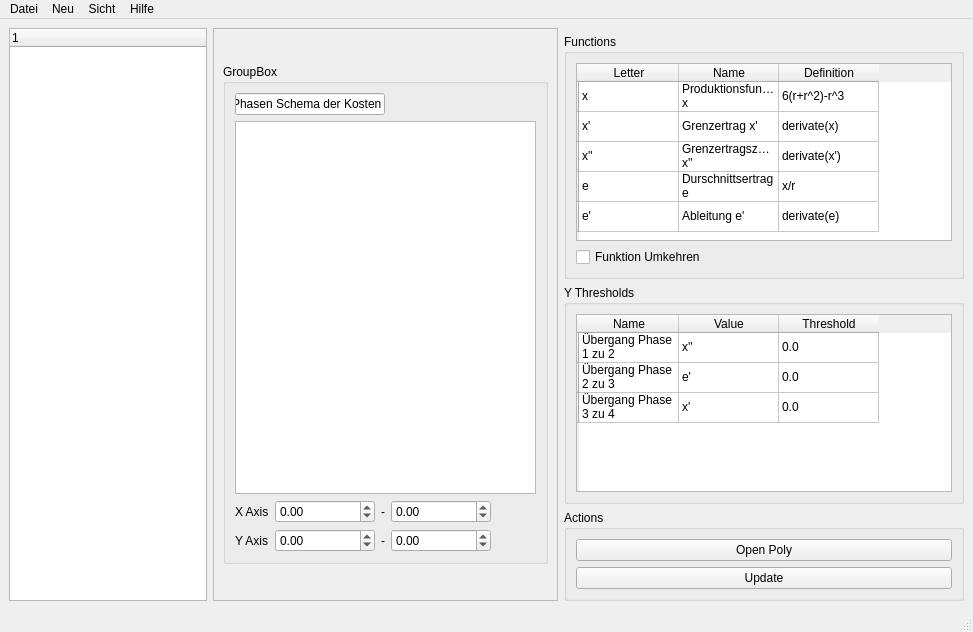
First picture: the form in Graphitty/mainview.ui, repository ultradr3mer/Graphitty, before the edit.
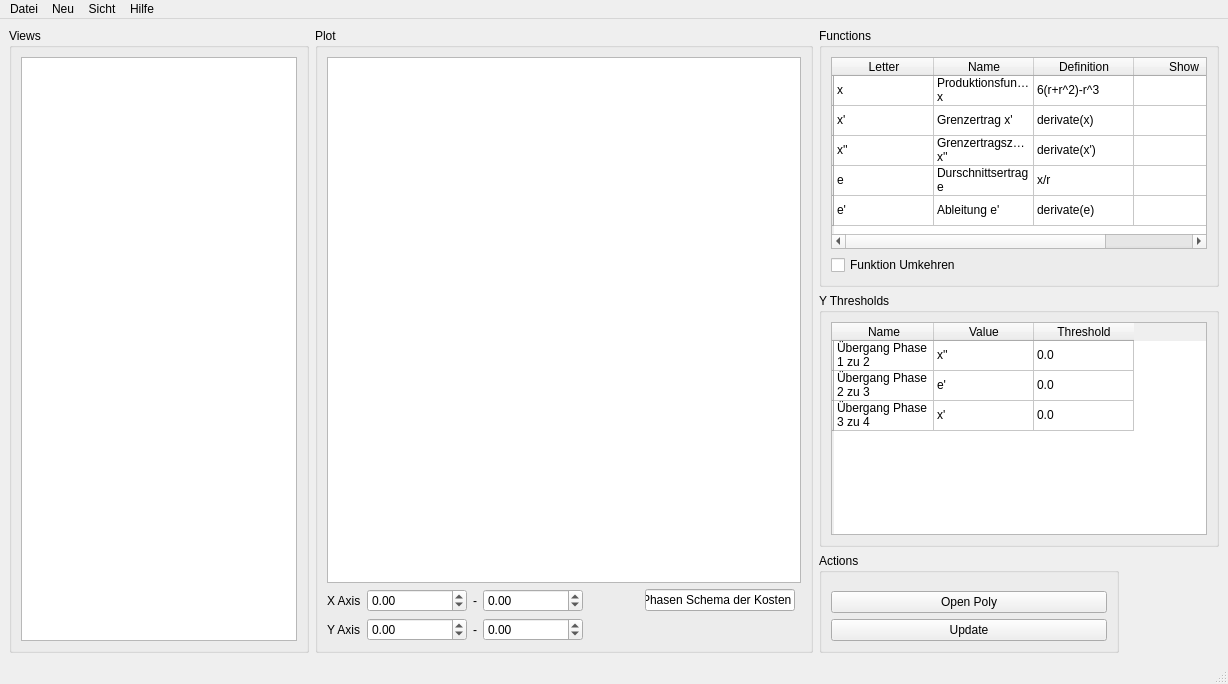
Second picture: the form after the edit. Custom widgets are drawn as their Qt base class.

```diff
--- a/Graphitty/mainview.ui
+++ b/Graphitty/mainview.ui
@@ -6,8 +6,8 @@
    <rect>
     <x>0</x>
     <y>0</y>
-    <width>973</width>
-    <height>632</height>
+    <width>1228</width>
+    <height>684</height>
    </rect>
   </property>
   <property name="windowTitle">
@@ -15,334 +15,178 @@
   </property>
   <widget class="QWidget" name="centralwidget">
    <layout class="QGridLayout" name="gridLayout">
-    <item row="0" column="0" rowspan="4">
-     <widget class="QTreeWidget" name="treeWidget_2">
+    <item row="0" column="1" rowspan="3" colspan="2">
+     <widget class="QGroupBox" name="groupBox">
       <property name="sizePolicy">
-       <sizepolicy hsizetype="Preferred" vsizetype="Expanding">
+       <sizepolicy hsizetype="Expanding" vsizetype="Expanding">
         <horstretch>0</horstretch>
         <verstretch>0</verstretch>
        </sizepolicy>
       </property>
-      <property name="maximumSize">
-       <size>
-        <width>200</width>
-        <height>16777215</height>
-       </size>
-      </property>
-      <column>
-       <property name="text">
-        <string notr="true">1</string>
-       </property>
-      </column>
-     </widget>
-    </item>
-    <item row="3" column="2">
-     <widget class="QGroupBox" name="groupBox_4">
-      <property name="sizePolicy">
-       <sizepolicy hsizetype="Preferred" vsizetype="Expanding">
-        <horstretch>0</horstretch>
-        <verstretch>0</verstretch>
-       </sizepolicy>
-      </property>
-      <property name="maximumSize">
-       <size>
-        <width>400</width>
-        <height>100</height>
-       </size>
-      </property>
-      <property name="title">
-       <string>Actions</string>
-      </property>
-      <layout class="QGridLayout" name="gridLayout_3">
-       <item row="0" column="0" colspan="2">
-        <spacer name="verticalSpacer">
-         <property name="orientation">
-          <enum>Qt::Vertical</enum>
-         </property>
-         <property name="sizeHint" stdset="0">
-          <size>
-           <width>20</width>
-           <height>40</height>
-          </size>
-         </property>
-        </spacer>
-       </item>
-       <item row="1" column="0" colspan="2">
-        <widget class="QPushButton" name="polyEdit">
-         <property name="text">
-          <string>Open Poly</string>
-         </property>
-        </widget>
-       </item>
-       <item row="3" column="0" colspan="2">
-        <widget class="QPushButton" name="update">
-         <property name="text">
-          <string>Update</string>
-         </property>
-        </widget>
-       </item>
-      </layout>
-     </widget>
-    </item>
-    <item row="2" column="2">
-     <widget class="QGroupBox" name="groupBox_6">
       <property name="minimumSize">
        <size>
-        <width>400</width>
-        <height>200</height>
+        <width>0</width>
+        <height>0</height>
        </size>
       </property>
       <property name="title">
-       <string>Y Thresholds</string>
+       <string>Plot</string>
       </property>
-      <layout class="QGridLayout" name="gridLayout_4">
-       <item row="0" column="0">
-        <widget class="QTableWidget" name="yThresholds">
-         <row>
-          <property name="text">
-           <string/>
-          </property>
-         </row>
-         <row>
-          <property name="text">
-           <string/>
-          </property>
-         </row>
-         <row>
-          <property name="text">
-           <string/>
-          </property>
-         </row>
-         <column>
-          <property name="text">
-           <string>Name</string>
-          </property>
-         </column>
-         <column>
-          <property name="text">
-           <string>Value</string>
-          </property>
-         </column>
-         <column>
-          <property name="text">
-           <string>Threshold</string>
-          </property>
-         </column>
-         <item row="0" column="0">
-          <property name="text">
-           <string>Übergang Phase 1 zu 2</string>
-          </property>
-         </item>
-         <item row="0" column="1">
-          <property name="text">
-           <string>x''</string>
-          </property>
-         </item>
-         <item row="0" column="2">
-          <property name="text">
-           <string>0.0</string>
-          </property>
-         </item>
-         <item row="1" column="0">
-          <property name="text">
-           <string>Übergang Phase 2 zu 3</string>
-          </property>
-         </item>
-         <item row="1" column="1">
-          <property name="text">
-           <string>e'</string>
-          </property>
-         </item>
-         <item row="1" column="2">
-          <property name="text">
-           <string>0.0</string>
-          </property>
-         </item>
-         <item row="2" column="0">
-          <property name="text">
-           <string>Übergang Phase 3 zu 4</string>
-          </property>
-         </item>
-         <item row="2" column="1">
-          <property name="text">
-           <string>x'</string>
-          </property>
-         </item>
-         <item row="2" column="2">
-          <property name="text">
-           <string>0.0</string>
-          </property>
-         </item>
+      <layout class="QGridLayout" name="gridLayout_2">
+       <item row="5" column="0">
+        <widget class="QLabel" name="label">
+         <property name="text">
+          <string>X Axis</string>
+         </property>
         </widget>
        </item>
+       <item row="5" column="1">
+        <widget class="QDoubleSpinBox" name="fromX">
+         <property name="minimumSize">
+          <size>
+           <width>100</width>
+           <height>0</height>
+          </size>
+         </property>
+         <property name="minimum">
+          <double>-99.000000000000000</double>
+         </property>
+        </widget>
+       </item>
+       <item row="5" column="5">
+        <widget class="QLineEdit" name="name">
+         <property name="minimumSize">
+          <size>
+           <width>150</width>
+           <height>0</height>
+          </size>
+         </property>
+         <property name="text">
+          <string>4 Phasen Schema der Kosten</string>
+         </property>
+        </widget>
+       </item>
+       <item row="9" column="2">
+        <widget class="QLabel" name="label_4">
+         <property name="text">
+          <string>-</string>
+         </property>
+        </widget>
+       </item>
+       <item row="1" column="0" colspan="7">
+        <widget class="QChartView" name="chartView">
+         <property name="renderHints">
+          <set>QPainter::Antialiasing|QPainter::TextAntialiasing</set>
+         </property>
+        </widget>
+       </item>
+       <item row="9" column="0">
+        <widget class="QLabel" name="label_2">
+         <property name="text">
+          <string>Y Axis</string>
+         </property>
+        </widget>
+       </item>
+       <item row="5" column="3">
+        <widget class="QDoubleSpinBox" name="toX">
+         <property name="minimumSize">
+          <size>
+           <width>100</width>
+           <height>0</height>
+          </size>
+         </property>
+         <property name="minimum">
+          <double>-99.000000000000000</double>
+         </property>
+        </widget>
+       </item>
+       <item row="9" column="1">
+        <widget class="QDoubleSpinBox" name="fromY">
+         <property name="minimumSize">
+          <size>
+           <width>100</width>
+           <height>0</height>
+          </size>
+         </property>
+         <property name="minimum">
+          <double>-99.000000000000000</double>
+         </property>
+        </widget>
+       </item>
+       <item row="9" column="3">
+        <widget class="QDoubleSpinBox" name="toY">
+         <property name="minimumSize">
+          <size>
+           <width>100</width>
+           <height>0</height>
+          </size>
+         </property>
+         <property name="minimum">
+          <double>-99.000000000000000</double>
+         </property>
+        </widget>
+       </item>
+       <item row="9" column="5">
+        <spacer name="horizontalSpacer_2">
+         <property name="orientation">
+          <enum>Qt::Horizontal</enum>
+         </property>
+         <property name="sizeHint" stdset="0">
+          <size>
+           <width>40</width>
+           <height>20</height>
+          </size>
+         </property>
+        </spacer>
+       </item>
+       <item row="5" column="2">
+        <widget class="QLabel" name="label_3">
+         <property name="text">
+          <string>-</string>
+         </property>
+        </widget>
+       </item>
+       <item row="5" column="4">
+        <spacer name="horizontalSpacer">
+         <property name="orientation">
+          <enum>Qt::Horizontal</enum>
+         </property>
+         <property name="sizeHint" stdset="0">
+          <size>
+           <width>40</width>
+           <height>20</height>
+          </size>
+         </property>
+        </spacer>
+       </item>
       </layout>
      </widget>
     </item>
-    <item row="0" column="1" rowspan="4">
-     <widget class="QScrollArea" name="scrollArea">
-      <property name="widgetResizable">
-       <bool>true</bool>
-      </property>
-      <widget class="QWidget" name="scrollAreaWidgetContents">
-       <property name="geometry">
-        <rect>
-         <x>0</x>
-         <y>0</y>
-         <width>342</width>
-         <height>569</height>
-        </rect>
-       </property>
-       <property name="sizePolicy">
-        <sizepolicy hsizetype="Preferred" vsizetype="Preferred">
-         <horstretch>0</horstretch>
-         <verstretch>0</verstretch>
-        </sizepolicy>
-       </property>
-       <layout class="QVBoxLayout" name="verticalLayout">
-        <item>
-         <widget class="QGroupBox" name="groupBox">
-          <property name="sizePolicy">
-           <sizepolicy hsizetype="Preferred" vsizetype="Fixed">
-            <horstretch>0</horstretch>
-            <verstretch>0</verstretch>
-           </sizepolicy>
-          </property>
-          <property name="minimumSize">
-           <size>
-            <width>0</width>
-            <height>500</height>
-           </size>
-          </property>
-          <property name="title">
-           <string>GroupBox</string>
-          </property>
-          <layout class="QGridLayout" name="gridLayout_2">
-           <item row="3" column="3">
-            <widget class="QDoubleSpinBox" name="toY">
-             <property name="minimumSize">
-              <size>
-               <width>100</width>
-               <height>0</height>
-              </size>
-             </property>
-             <property name="minimum">
-              <double>-99.000000000000000</double>
-             </property>
-            </widget>
-           </item>
-           <item row="2" column="1">
-            <widget class="QDoubleSpinBox" name="fromX">
-             <property name="minimumSize">
-              <size>
-               <width>100</width>
-               <height>0</height>
-              </size>
-             </property>
-             <property name="minimum">
-              <double>-99.000000000000000</double>
-             </property>
-            </widget>
-           </item>
-           <item row="2" column="3">
-            <widget class="QDoubleSpinBox" name="toX">
-             <property name="minimumSize">
-              <size>
-               <width>100</width>
-               <height>0</height>
-              </size>
-             </property>
-             <property name="minimum">
-              <double>-99.000000000000000</double>
-             </property>
-            </widget>
-           </item>
-           <item row="3" column="0">
-            <widget class="QLabel" name="label_2">
-             <property name="text">
-              <string>Y Axis</string>
-             </property>
-            </widget>
-           </item>
-           <item row="3" column="2">
-            <widget class="QLabel" name="label_4">
-             <property name="text">
-              <string>-</string>
-             </property>
-            </widget>
-           </item>
-           <item row="2" column="4">
-            <spacer name="horizontalSpacer">
-             <property name="orientation">
-              <enum>Qt::Horizontal</enum>
-             </property>
-             <property name="sizeHint" stdset="0">
-              <size>
-               <width>40</width>
-               <height>20</height>
-              </size>
-             </property>
-            </spacer>
-           </item>
-           <item row="3" column="1">
-            <widget class="QDoubleSpinBox" name="fromY">
-             <property name="minimumSize">
-              <size>
-               <width>100</width>
-               <height>0</height>
-              </size>
-             </property>
-             <property name="minimum">
-              <double>-99.000000000000000</double>
-             </property>
-            </widget>
-           </item>
-           <item row="2" column="2">
-            <widget class="QLabel" name="label_3">
-             <property name="text">
-              <string>-</string>
-             </property>
-            </widget>
-           </item>
-           <item row="1" column="0" colspan="5">
-            <widget class="QChartView" name="chartView">
-             <property name="renderHints">
-              <set>QPainter::Antialiasing|QPainter::TextAntialiasing</set>
-             </property>
-            </widget>
-           </item>
-           <item row="2" column="0">
-            <widget class="QLabel" name="label">
-             <property name="text">
-              <string>X Axis</string>
-             </property>
-            </widget>
-           </item>
-           <item row="0" column="0" colspan="3">
-            <widget class="QLineEdit" name="name">
-             <property name="text">
-              <string>4 Phasen Schema der Kosten</string>
-             </property>
-            </widget>
-           </item>
-          </layout>
-         </widget>
-        </item>
-       </layout>
-      </widget>
-     </widget>
-    </item>
-    <item row="1" column="2">
+    <item row="0" column="3">
      <widget class="QGroupBox" name="groupBox_5">
       <property name="minimumSize">
        <size>
-        <width>400</width>
+        <width>200</width>
         <height>200</height>
        </size>
       </property>
+      <property name="maximumSize">
+       <size>
+        <width>400</width>
+        <height>16777215</height>
+       </size>
+      </property>
       <property name="title">
        <string>Functions</string>
       </property>
       <layout class="QGridLayout" name="gridLayout_5">
+       <item row="1" column="0">
+        <widget class="QCheckBox" name="invert">
+         <property name="text">
+          <string>Funktion Umkehren</string>
+         </property>
+        </widget>
+       </item>
        <item row="0" column="0">
         <widget class="QTableWidget" name="tableWidget">
          <property name="minimumSize">
@@ -397,6 +241,11 @@
            <string>Definition</string>
           </property>
          </column>
+         <column>
+          <property name="text">
+           <string>Show</string>
+          </property>
+         </column>
          <item row="0" column="0">
           <property name="text">
            <string>x</string>
@@ -412,6 +261,14 @@
            <string>6(r+r^2)-r^3</string>
           </property>
          </item>
+         <item row="0" column="3">
+          <property name="text">
+           <string/>
+          </property>
+          <property name="flags">
+           <set>ItemIsSelectable|ItemIsEditable|ItemIsDragEnabled|ItemIsDropEnabled|ItemIsUserCheckable|ItemIsEnabled|ItemIsAutoTristate</set>
+          </property>
+         </item>
          <item row="1" column="0">
           <property name="text">
            <string>x'</string>
@@ -474,12 +331,189 @@
          </item>
         </widget>
        </item>
-       <item row="1" column="0">
-        <widget class="QCheckBox" name="invert">
+      </layout>
+     </widget>
+    </item>
+    <item row="1" column="3">
+     <widget class="QGroupBox" name="groupBox_6">
+      <property name="sizePolicy">
+       <sizepolicy hsizetype="Minimum" vsizetype="Preferred">
+        <horstretch>0</horstretch>
+        <verstretch>0</verstretch>
+       </sizepolicy>
+      </property>
+      <property name="minimumSize">
+       <size>
+        <width>200</width>
+        <height>200</height>
+       </size>
+      </property>
+      <property name="maximumSize">
+       <size>
+        <width>400</width>
+        <height>16777215</height>
+       </size>
+      </property>
+      <property name="title">
+       <string>Y Thresholds</string>
+      </property>
+      <layout class="QGridLayout" name="gridLayout_4">
+       <item row="0" column="0">
+        <widget class="QTableWidget" name="yThresholds">
+         <row>
+          <property name="text">
+           <string/>
+          </property>
+         </row>
+         <row>
+          <property name="text">
+           <string/>
+          </property>
+         </row>
+         <row>
+          <property name="text">
+           <string/>
+          </property>
+         </row>
+         <column>
+          <property name="text">
+           <string>Name</string>
+          </property>
+         </column>
+         <column>
+          <property name="text">
+           <string>Value</string>
+          </property>
+         </column>
+         <column>
+          <property name="text">
+           <string>Threshold</string>
+          </property>
+         </column>
+         <item row="0" column="0">
+          <property name="text">
+           <string>Übergang Phase 1 zu 2</string>
+          </property>
+         </item>
+         <item row="0" column="1">
+          <property name="text">
+           <string>x''</string>
+          </property>
+         </item>
+         <item row="0" column="2">
+          <property name="text">
+           <string>0.0</string>
+          </property>
+         </item>
+         <item row="1" column="0">
+          <property name="text">
+           <string>Übergang Phase 2 zu 3</string>
+          </property>
+         </item>
+         <item row="1" column="1">
+          <property name="text">
+           <string>e'</string>
+          </property>
+         </item>
+         <item row="1" column="2">
+          <property name="text">
+           <string>0.0</string>
+          </property>
+         </item>
+         <item row="2" column="0">
+          <property name="text">
+           <string>Übergang Phase 3 zu 4</string>
+          </property>
+         </item>
+         <item row="2" column="1">
+          <property name="text">
+           <string>x'</string>
+          </property>
+         </item>
+         <item row="2" column="2">
+          <property name="text">
+           <string>0.0</string>
+          </property>
+         </item>
+        </widget>
+       </item>
+      </layout>
+     </widget>
+    </item>
+    <item row="2" column="3">
+     <widget class="QGroupBox" name="groupBox_4">
+      <property name="sizePolicy">
+       <sizepolicy hsizetype="Preferred" vsizetype="Expanding">
+        <horstretch>0</horstretch>
+        <verstretch>0</verstretch>
+       </sizepolicy>
+      </property>
+      <property name="maximumSize">
+       <size>
+        <width>300</width>
+        <height>100</height>
+       </size>
+      </property>
+      <property name="title">
+       <string>Actions</string>
+      </property>
+      <layout class="QGridLayout" name="gridLayout_3">
+       <item row="0" column="0" colspan="2">
+        <spacer name="verticalSpacer">
+         <property name="orientation">
+          <enum>Qt::Vertical</enum>
+         </property>
+         <property name="sizeHint" stdset="0">
+          <size>
+           <width>20</width>
+           <height>40</height>
+          </size>
+         </property>
+        </spacer>
+       </item>
+       <item row="1" column="0" colspan="2">
+        <widget class="QPushButton" name="polyEdit">
          <property name="text">
-          <string>Funktion Umkehren</string>
+          <string>Open Poly</string>
          </property>
         </widget>
+       </item>
+       <item row="3" column="0" colspan="2">
+        <widget class="QPushButton" name="update">
+         <property name="text">
+          <string>Update</string>
+         </property>
+        </widget>
+       </item>
+      </layout>
+     </widget>
+    </item>
+    <item row="0" column="0" rowspan="3">
+     <widget class="QGroupBox" name="groupBox_2">
+      <property name="sizePolicy">
+       <sizepolicy hsizetype="Preferred" vsizetype="Expanding">
+        <horstretch>0</horstretch>
+        <verstretch>0</verstretch>
+       </sizepolicy>
+      </property>
+      <property name="minimumSize">
+       <size>
+        <width>300</width>
+        <height>0</height>
+       </size>
+      </property>
+      <property name="maximumSize">
+       <size>
+        <width>300</width>
+        <height>16777215</height>
+       </size>
+      </property>
+      <property name="title">
+       <string>Views</string>
+      </property>
+      <layout class="QGridLayout" name="gridLayout_6">
+       <item row="0" column="0">
+        <widget class="QTableView" name="testTable"/>
        </item>
       </layout>
      </widget>
@@ -491,7 +525,7 @@
     <rect>
      <x>0</x>
      <y>0</y>
-     <width>973</width>
+     <width>1228</width>
      <height>21</height>
     </rect>
    </property>
```
